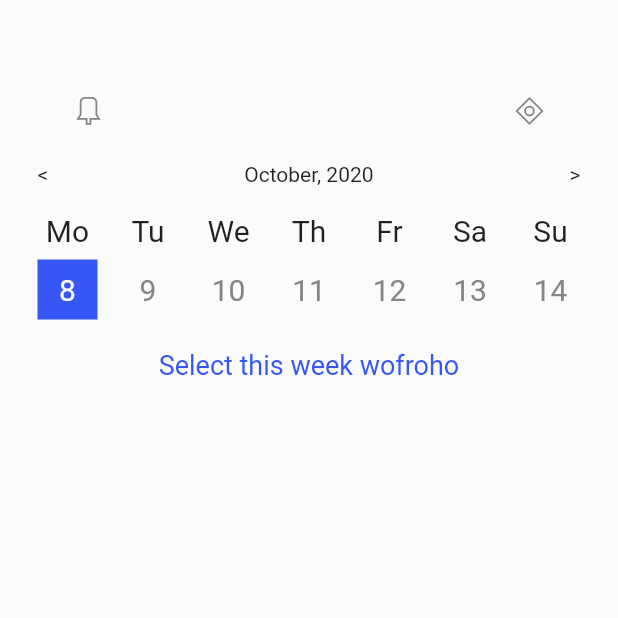
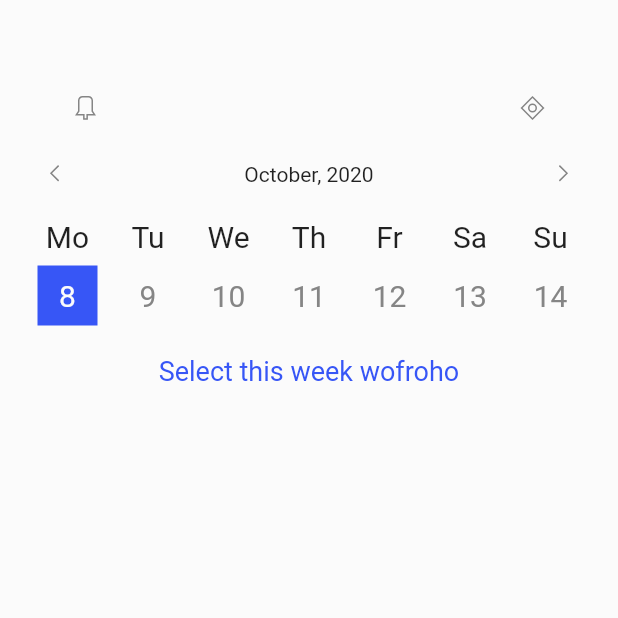
Before and after one commit to jacksoncurrie/wofroho-mobile, a Flutter app: the screen it shows after launch, after a tap on "Sign in", on a phone screen of 412 x 824 dp, the top half of it. Run offline on Flutter 3.47's test engine with Material 2 defaults, Android fonts, the phone set to English and light mode, and no system bars; our stand-ins replace flutter_svg.

Commit message:
Update icons

```diff
--- a/lib/components/calendar.dart
+++ b/lib/components/calendar.dart
@@ -1,4 +1,5 @@
 import 'package:flutter/material.dart';
+import 'package:flutter_svg/flutter_svg.dart';
 import '../theme.dart';
 
 class Calendar extends StatelessWidget {
@@ -18,9 +19,9 @@ class Calendar extends StatelessWidget {
         Row(
           mainAxisAlignment: MainAxisAlignment.spaceBetween,
           children: [
-            Text("<"),
+            _showArrowLeft(),
             Text("October, 2020"),
-            Text(">"),
+            _showArrowRight(),
           ],
         ),
         Padding(
@@ -39,6 +40,20 @@ class Calendar extends StatelessWidget {
           ),
         ),
       ],
+    );
+  }
+
+  Widget _showArrowLeft() {
+    return SvgPicture.asset(
+      'assets/arrow_left.svg',
+      semanticsLabel: "Arrow left",
+    );
+  }
+
+  Widget _showArrowRight() {
+    return SvgPicture.asset(
+      'assets/arrow_right.svg',
+      semanticsLabel: "Arrow right",
     );
   }
 
--- a/lib/pages/details_page.dart
+++ b/lib/pages/details_page.dart
@@ -75,7 +75,7 @@ class _DetailsPageState extends State<DetailsPage> {
       child: SvgPicture.asset(
         'assets/notification.svg',
         semanticsLabel: "Notifications",
-        width: 28,
+        width: 24,
       ),
     );
   }
@@ -88,7 +88,7 @@ class _DetailsPageState extends State<DetailsPage> {
       child: SvgPicture.asset(
         'assets/settings.svg',
         semanticsLabel: "Settings",
-        width: 28,
+        width: 24,
       ),
     );
   }
--- a/lib/pages/login_page.dart
+++ b/lib/pages/login_page.dart
@@ -64,7 +64,7 @@ class _LoginPageState extends State<LoginPage> {
   Widget _showLogo() {
     return Center(
       child: SvgPicture.asset(
-        'assets/wofroho.svg',
+        'assets/wofroho_logo_full.svg',
         semanticsLabel: "Wofroho logo",
       ),
     );
--- a/pubspec.yaml
+++ b/pubspec.yaml
@@ -45,7 +45,7 @@ flutter_icons:
 # Run with: flutter pub pub run flutter_native_splash:create
 flutter_native_splash:
   ios: false # iOS done manually at this stage
-  image: "assets/wofroho_logo.png"
+  image: "assets/wofroho_logo_full.png"
   color: "FBFBFB"
   android_disable_fullscreen: true
 
@@ -62,8 +62,11 @@ flutter:
   # To add assets to your application, add an assets section, like this:
   assets:
     - assets/wofroho.svg
+    - assets/wofroho_logo_full.svg
     - assets/notification.svg
     - assets/settings.svg
+    - assets/arrow_right.svg
+    - assets/arrow_left.svg
 
   # An image asset can refer to one or more resolution-specific "variants", see
   # https://flutter.dev/assets-and-images/#resolution-aware.
```
Also changed, not shown: assets/arrow_left.svg (added), assets/arrow_right.svg (added), assets/wofroho_logo_full.png (added), assets/wofroho_logo_full.svg (added), 5 other files.
